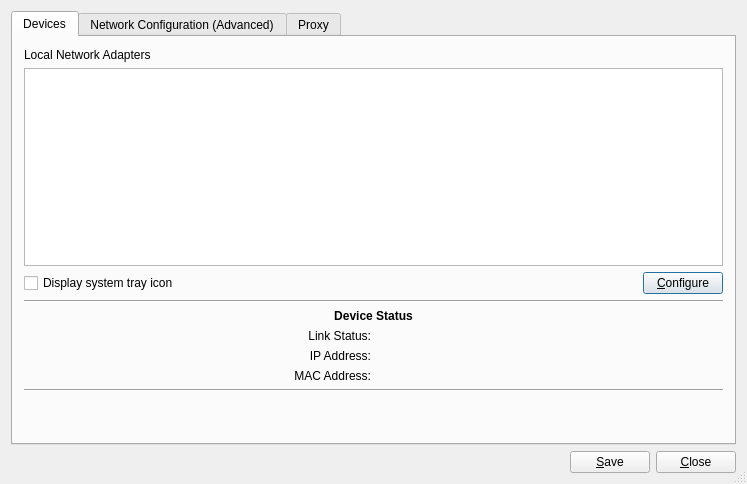
This is src-qt4/pc-netmanager/src/NetworkManager/networkman.ui in trueos/pcbsd as Qt 5 draws it before an edit. The edited form follows.
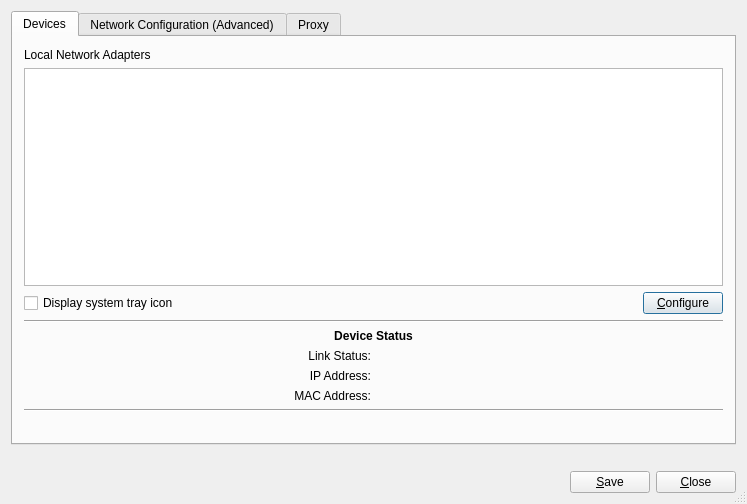
This is the edited form. Icons and pictures are not drawn.

Commit message:
Fix some issues with the network manager not enabling the "save" button at the right times
Also move the global text warning label to a location visible across all tabs

Diff of the .ui file:
```diff
--- a/src-qt4/pc-netmanager/src/NetworkManager/networkman.ui
+++ b/src-qt4/pc-netmanager/src/NetworkManager/networkman.ui
@@ -195,19 +195,6 @@
          </property>
         </widget>
        </item>
-       <item row="9" column="0" colspan="2">
-        <widget class="QLabel" name="textGlobalError">
-         <property name="text">
-          <string/>
-         </property>
-         <property name="alignment">
-          <set>Qt::AlignCenter</set>
-         </property>
-         <property name="wordWrap">
-          <bool>false</bool>
-         </property>
-        </widget>
-       </item>
        <item row="10" column="0" colspan="2">
         <spacer name="spacer23">
          <property name="orientation">
@@ -786,7 +773,7 @@
      </widget>
     </widget>
    </item>
-   <item row="1" column="0">
+   <item row="2" column="0">
     <layout class="QHBoxLayout" name="horizontalLayout_3">
      <item>
       <spacer name="horizontalSpacer">
@@ -817,6 +804,19 @@
      </item>
     </layout>
    </item>
+   <item row="1" column="0">
+    <widget class="QLabel" name="textGlobalError">
+     <property name="text">
+      <string/>
+     </property>
+     <property name="alignment">
+      <set>Qt::AlignCenter</set>
+     </property>
+     <property name="wordWrap">
+      <bool>false</bool>
+     </property>
+    </widget>
+   </item>
   </layout>
   <widget class="QLabel" name="textGlobalError_2">
    <property name="geometry">
```
The commit also changes 2 other files.
